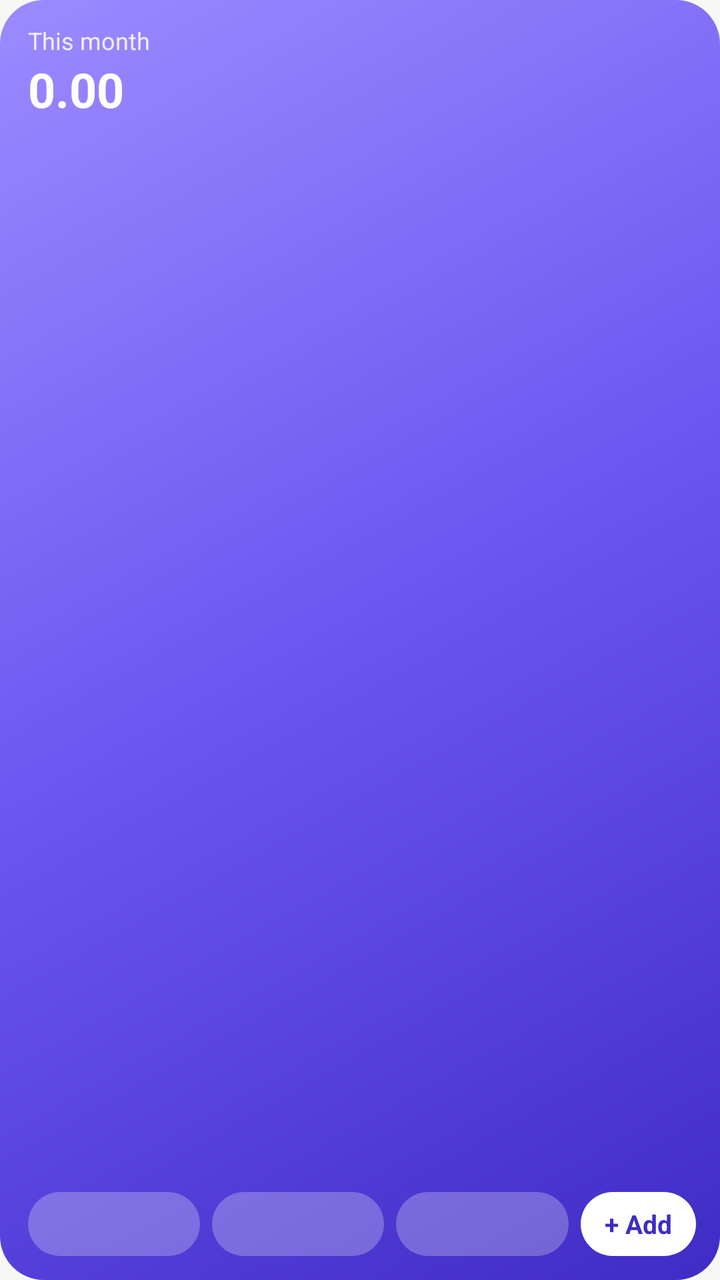
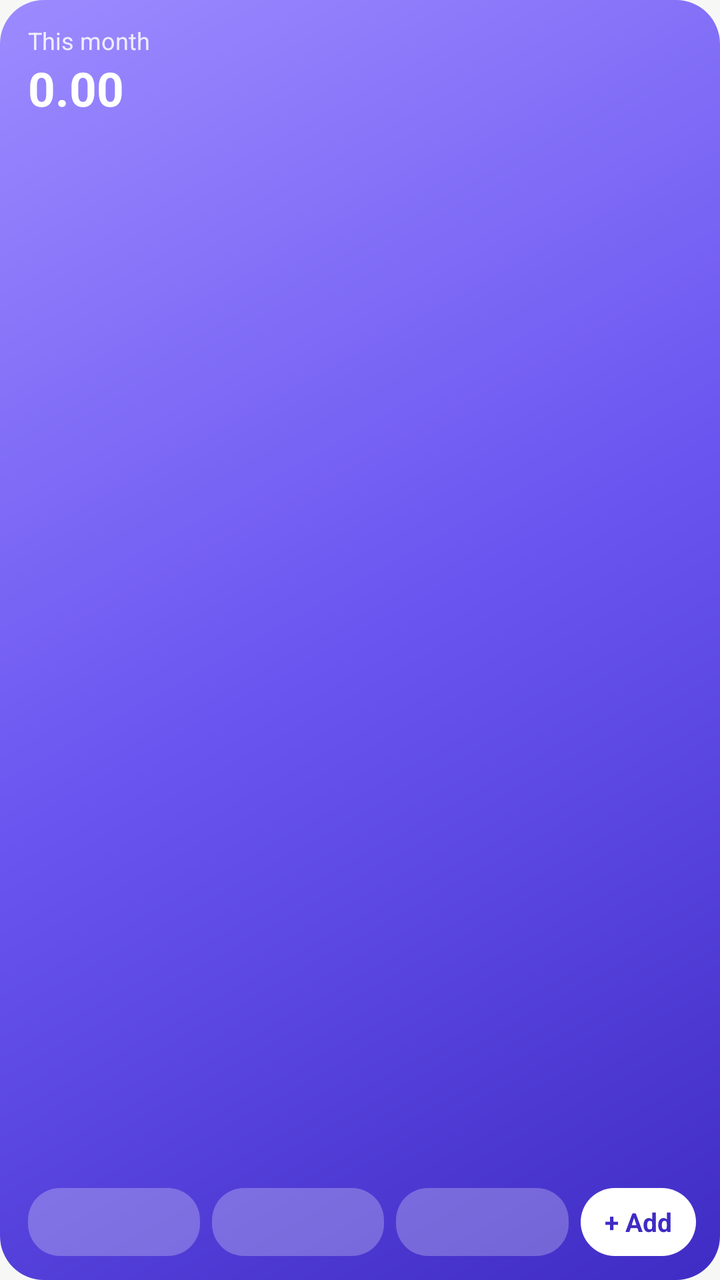

Compare the two renders of this Android layout. The source of the first and the diff that turns it into the second are given below.
<!-- AndroidManifest.xml: application theme AppTheme -->
<!-- res/layout/widget_summary.xml -->
<?xml version="1.0" encoding="utf-8"?>
<LinearLayout xmlns:android="http://schemas.android.com/apk/res/android"
    android:id="@+id/widget_root"
    android:layout_width="match_parent"
    android:layout_height="match_parent"
    android:background="@drawable/widget_bg"
    android:orientation="vertical"
    android:paddingStart="14dp"
    android:paddingTop="12dp"
    android:paddingEnd="12dp"
    android:paddingBottom="12dp">

    <LinearLayout
        android:layout_width="match_parent"
        android:layout_height="wrap_content"
        android:gravity="center_vertical"
        android:orientation="horizontal">

        <LinearLayout
            android:layout_width="0dp"
            android:layout_height="wrap_content"
            android:layout_weight="1"
            android:orientation="vertical">

            <TextView
                android:id="@+id/widget_title"
                android:layout_width="wrap_content"
                android:layout_height="wrap_content"
                android:maxLines="1"
                android:text="@string/widget_name"
                android:textColor="#D9FFFFFF"
                android:textSize="12sp" />

            <TextView
                android:id="@+id/widget_month"
                android:layout_width="wrap_content"
                android:layout_height="wrap_content"
                android:maxLines="1"
                android:text="0.00"
                android:textColor="#FFFFFFFF"
                android:textSize="24sp"
                android:textStyle="bold" />

            <TextView
                android:id="@+id/widget_detail"
                android:layout_width="wrap_content"
                android:layout_height="wrap_content"
                android:ellipsize="end"
                android:maxLines="1"
                android:text=""
                android:textColor="#CCFFFFFF"
                android:textSize="11sp" />
        </LinearLayout>

        <ImageView
            android:id="@+id/widget_ring"
            android:layout_width="60dp"
            android:layout_height="60dp"
            android:contentDescription="@null"
            android:scaleType="fitCenter" />
    </LinearLayout>

    <ImageView
        android:id="@+id/widget_bars"
        android:layout_width="match_parent"
        android:layout_height="0dp"
        android:layout_marginTop="6dp"
        android:layout_weight="1"
        android:contentDescription="@null"
        android:maxHeight="34dp"
        android:scaleType="fitXY" />

    <TextView
        android:id="@+id/widget_pending"
        android:layout_width="match_parent"
        android:layout_height="0dp"
        android:layout_marginTop="6dp"
        android:layout_weight="1"
        android:background="@drawable/widget_pending"
        android:gravity="center_vertical"
        android:maxLines="1"
        android:paddingStart="12dp"
        android:paddingEnd="12dp"
        android:text=""
        android:textColor="#FF3F2CC4"
        android:textSize="12sp"
        android:textStyle="bold"
        android:visibility="gone" />

    <LinearLayout
        android:layout_width="match_parent"
        android:layout_height="32dp"
        android:layout_marginTop="8dp"
        android:orientation="horizontal">

        <TextView android:id="@+id/widget_q1" style="@style/WidgetChip" />
        <TextView android:id="@+id/widget_q2" style="@style/WidgetChip" />
        <TextView android:id="@+id/widget_q3" style="@style/WidgetChip" />

        <TextView
            android:id="@+id/widget_add"
            android:layout_width="wrap_content"
            android:layout_height="match_parent"
            android:background="@drawable/widget_btn_solid"
            android:gravity="center"
            android:paddingStart="12dp"
            android:paddingEnd="12dp"
            android:text="@string/widget_add"
            android:textColor="#FF3F2CC4"
            android:textSize="13sp"
            android:textStyle="bold" />
    </LinearLayout>
</LinearLayout>
<!-- resources referenced by this layout -->
<resources>
  <!-- drawable widget_bg (drawable) -->
  <?xml version="1.0" encoding="utf-8"?>
  <shape xmlns:android="http://schemas.android.com/apk/res/android" android:shape="rectangle">
      <corners android:radius="22dp" />
      <gradient
          android:angle="315"
          android:centerColor="#FF6A55F0"
          android:endColor="#FF3F2CC4"
          android:startColor="#FF9C8BFF" />
  </shape>
  <!-- drawable widget_btn_solid (drawable) -->
  <?xml version="1.0" encoding="utf-8"?>
  <shape xmlns:android="http://schemas.android.com/apk/res/android" android:shape="rectangle">
      <corners android:radius="17dp" />
      <solid android:color="#FFFFFFFF" />
  </shape>
  <!-- drawable widget_pending (drawable) -->
  <?xml version="1.0" encoding="utf-8"?>
  <shape xmlns:android="http://schemas.android.com/apk/res/android" android:shape="rectangle">
      <corners android:radius="17dp" />
      <gradient android:angle="0" android:startColor="#FFF4F1FF" android:endColor="#FFDCD4FF" />
  </shape>
  <string name="widget_add">+ Add</string>
  <string name="widget_name">This month</string>
  <style name="WidgetChip">
          <item name="android:layout_width">0dp</item>
          <item name="android:layout_height">match_parent</item>
          <item name="android:layout_weight">1</item>
          <item name="android:layout_marginEnd">6dp</item>
          <item name="android:background">@drawable/widget_btn</item>
          <item name="android:gravity">center</item>
          <item name="android:maxLines">1</item>
          <item name="android:textColor">#FFFFFFFF</item>
          <item name="android:textSize">13sp</item>
          <item name="android:textStyle">bold</item>
      </style>
  <style name="AppTheme" parent="android:Theme.Material.Light.NoActionBar">
          <item name="android:windowBackground">@color/window_bg</item>
          <item name="android:statusBarColor">@android:color/transparent</item>
          <item name="android:navigationBarColor">@android:color/transparent</item>
      </style>
  <!-- drawable widget_btn (drawable) -->
  <?xml version="1.0" encoding="utf-8"?>
  <shape xmlns:android="http://schemas.android.com/apk/res/android" android:shape="rectangle">
      <corners android:radius="16dp" />
      <solid android:color="#40FFFFFF" />
  </shape>
  <color name="window_bg">#FFF7F8F6</color>
</resources>

<!-- the commit's change to res/layout/widget_summary.xml (unified diff, before → after) -->
@@ -33,8 +33,12 @@
 
             <TextView
                 android:id="@+id/widget_month"
-                android:layout_width="wrap_content"
-                android:layout_height="wrap_content"
+                android:layout_width="match_parent"
+                android:layout_height="32dp"
+                android:autoSizeMaxTextSize="24sp"
+                android:autoSizeMinTextSize="14sp"
+                android:autoSizeTextType="uniform"
+                android:gravity="center_vertical"
                 android:maxLines="1"
                 android:text="0.00"
                 android:textColor="#FFFFFFFF"
@@ -56,10 +60,59 @@
             android:id="@+id/widget_ring"
             android:layout_width="60dp"
             android:layout_height="60dp"
+            android:layout_marginStart="6dp"
             android:contentDescription="@null"
             android:scaleType="fitCenter" />
     </LinearLayout>
 
+    
+    <LinearLayout
+        android:id="@+id/widget_bars_box"
+        android:layout_width="match_parent"
+        android:layout_height="0dp"
+        android:layout_marginTop="6dp"
+        android:layout_weight="1"
+        android:orientation="horizontal"
+        android:visibility="gone">
+
+        <LinearLayout android:layout_width="0dp" android:layout_height="match_parent" android:layout_weight="1" android:gravity="center_horizontal" android:orientation="vertical">
+            <FrameLayout android:id="@+id/widget_s1" android:layout_width="1dp" android:layout_height="0dp" android:layout_weight="100" />
+            <FrameLayout android:id="@+id/widget_b1" android:layout_width="12dp" android:layout_height="0dp" android:layout_weight="0" android:background="@drawable/widget_bar" />
+            <TextView android:id="@+id/widget_l1" android:layout_width="wrap_content" android:layout_height="wrap_content" android:layout_marginTop="3dp" android:maxLines="1" android:text="" android:textColor="#B3FFFFFF" android:textSize="9sp" />
+        </LinearLayout>
+        <LinearLayout android:layout_width="0dp" android:layout_height="match_parent" android:layout_weight="1" android:gravity="center_horizontal" android:orientation="vertical">
+            <FrameLayout android:id="@+id/widget_s2" android:layout_width="1dp" android:layout_height="0dp" android:layout_weight="100" />
+            <FrameLayout android:id="@+id/widget_b2" android:layout_width="12dp" android:layout_height="0dp" android:layout_weight="0" android:background="@drawable/widget_bar" />
+            <TextView android:id="@+id/widget_l2" android:layout_width="wrap_content" android:layout_height="wrap_content" android:layout_marginTop="3dp" android:maxLines="1" android:text="" android:textColor="#B3FFFFFF" android:textSize="9sp" />
+        </LinearLayout>
+        <LinearLayout android:layout_width="0dp" android:layout_height="match_parent" android:layout_weight="1" android:gravity="center_horizontal" android:orientation="vertical">
+            <FrameLayout android:id="@+id/widget_s3" android:layout_width="1dp" android:layout_height="0dp" android:layout_weight="100" />
+            <FrameLayout android:id="@+id/widget_b3" android:layout_width="12dp" android:layout_height="0dp" android:layout_weight="0" android:background="@drawable/widget_bar" />
+            <TextView android:id="@+id/widget_l3" android:layout_width="wrap_content" android:layout_height="wrap_content" android:layout_marginTop="3dp" android:maxLines="1" android:text="" android:textColor="#B3FFFFFF" android:textSize="9sp" />
+        </LinearLayout>
+        <LinearLayout android:layout_width="0dp" android:layout_height="match_parent" android:layout_weight="1" android:gravity="center_horizontal" android:orientation="vertical">
+            <FrameLayout android:id="@+id/widget_s4" android:layout_width="1dp" android:layout_height="0dp" android:layout_weight="100" />
+            <FrameLayout android:id="@+id/widget_b4" android:layout_width="12dp" android:layout_height="0dp" android:layout_weight="0" android:background="@drawable/widget_bar" />
+            <TextView android:id="@+id/widget_l4" android:layout_width="wrap_content" android:layout_height="wrap_content" android:layout_marginTop="3dp" android:maxLines="1" android:text="" android:textColor="#B3FFFFFF" android:textSize="9sp" />
+        </LinearLayout>
+        <LinearLayout android:layout_width="0dp" android:layout_height="match_parent" android:layout_weight="1" android:gravity="center_horizontal" android:orientation="vertical">
+            <FrameLayout android:id="@+id/widget_s5" android:layout_width="1dp" android:layout_height="0dp" android:layout_weight="100" />
+            <FrameLayout android:id="@+id/widget_b5" android:layout_width="12dp" android:layout_height="0dp" android:layout_weight="0" android:background="@drawable/widget_bar" />
+            <TextView android:id="@+id/widget_l5" android:layout_width="wrap_content" android:layout_height="wrap_content" android:layout_marginTop="3dp" android:maxLines="1" android:text="" android:textColor="#B3FFFFFF" android:textSize="9sp" />
+        </LinearLayout>
+        <LinearLayout android:layout_width="0dp" android:layout_height="match_parent" android:layout_weight="1" android:gravity="center_horizontal" android:orientation="vertical">
+            <FrameLayout android:id="@+id/widget_s6" android:layout_width="1dp" android:layout_height="0dp" android:layout_weight="100" />
+            <FrameLayout android:id="@+id/widget_b6" android:layout_width="12dp" android:layout_height="0dp" android:layout_weight="0" android:background="@drawable/widget_bar" />
+            <TextView android:id="@+id/widget_l6" android:layout_width="wrap_content" android:layout_height="wrap_content" android:layout_marginTop="3dp" android:maxLines="1" android:text="" android:textColor="#B3FFFFFF" android:textSize="9sp" />
+        </LinearLayout>
+        <LinearLayout android:layout_width="0dp" android:layout_height="match_parent" android:layout_weight="1" android:gravity="center_horizontal" android:orientation="vertical">
+            <FrameLayout android:id="@+id/widget_s7" android:layout_width="1dp" android:layout_height="0dp" android:layout_weight="100" />
+            <FrameLayout android:id="@+id/widget_b7" android:layout_width="12dp" android:layout_height="0dp" android:layout_weight="0" android:background="@drawable/widget_bar" />
+            <TextView android:id="@+id/widget_l7" android:layout_width="wrap_content" android:layout_height="wrap_content" android:layout_marginTop="3dp" android:maxLines="1" android:text="" android:textColor="#B3FFFFFF" android:textSize="9sp" />
+        </LinearLayout>
+    </LinearLayout>
+
+    
     <ImageView
         android:id="@+id/widget_bars"
         android:layout_width="match_parent"
@@ -67,16 +120,23 @@
         android:layout_marginTop="6dp"
         android:layout_weight="1"
         android:contentDescription="@null"
-        android:maxHeight="34dp"
-        android:scaleType="fitXY" />
+        android:scaleType="fitCenter" />
+
+    
+    <FrameLayout
+        android:id="@+id/widget_fill"
+        android:layout_width="match_parent"
+        android:layout_height="0dp"
+        android:layout_weight="1"
+        android:visibility="gone" />
 
     <TextView
         android:id="@+id/widget_pending"
         android:layout_width="match_parent"
-        android:layout_height="0dp"
+        android:layout_height="34dp"
         android:layout_marginTop="6dp"
-        android:layout_weight="1"
         android:background="@drawable/widget_pending"
+        android:ellipsize="end"
         android:gravity="center_vertical"
         android:maxLines="1"
         android:paddingStart="12dp"
@@ -89,7 +149,7 @@
 
     <LinearLayout
         android:layout_width="match_parent"
-        android:layout_height="32dp"
+        android:layout_height="34dp"
         android:layout_marginTop="8dp"
         android:orientation="horizontal">
 
@@ -101,8 +161,10 @@
             android:id="@+id/widget_add"
             android:layout_width="wrap_content"
             android:layout_height="match_parent"
+            android:minWidth="34dp"
             android:background="@drawable/widget_btn_solid"
             android:gravity="center"
+            android:maxLines="1"
             android:paddingStart="12dp"
             android:paddingEnd="12dp"
             android:text="@string/widget_add"
<!-- resource entries referenced after the edit -->
@@ -1,5 +1,11 @@
 <!-- resources referenced by this layout -->
 <resources>
+  <!-- drawable widget_bar (drawable) -->
+  <?xml version="1.0" encoding="utf-8"?>
+  <shape xmlns:android="http://schemas.android.com/apk/res/android" android:shape="rectangle">
+      <corners android:radius="6dp" />
+      <solid android:color="#73FFFFFF" />
+  </shape>
   <!-- drawable widget_bg (drawable) -->
   <?xml version="1.0" encoding="utf-8"?>
   <shape xmlns:android="http://schemas.android.com/apk/res/android" android:shape="rectangle">
@@ -32,8 +38,13 @@
           <item name="android:background">@drawable/widget_btn</item>
           <item name="android:gravity">center</item>
           <item name="android:maxLines">1</item>
+          <item name="android:paddingStart">3dp</item>
+          <item name="android:paddingEnd">3dp</item>
           <item name="android:textColor">#FFFFFFFF</item>
           <item name="android:textSize">13sp</item>
+          <item name="android:autoSizeTextType">uniform</item>
+          <item name="android:autoSizeMinTextSize">9sp</item>
+          <item name="android:autoSizeMaxTextSize">13sp</item>
           <item name="android:textStyle">bold</item>
       </style>
   <style name="AppTheme" parent="android:Theme.Material.Light.NoActionBar">
